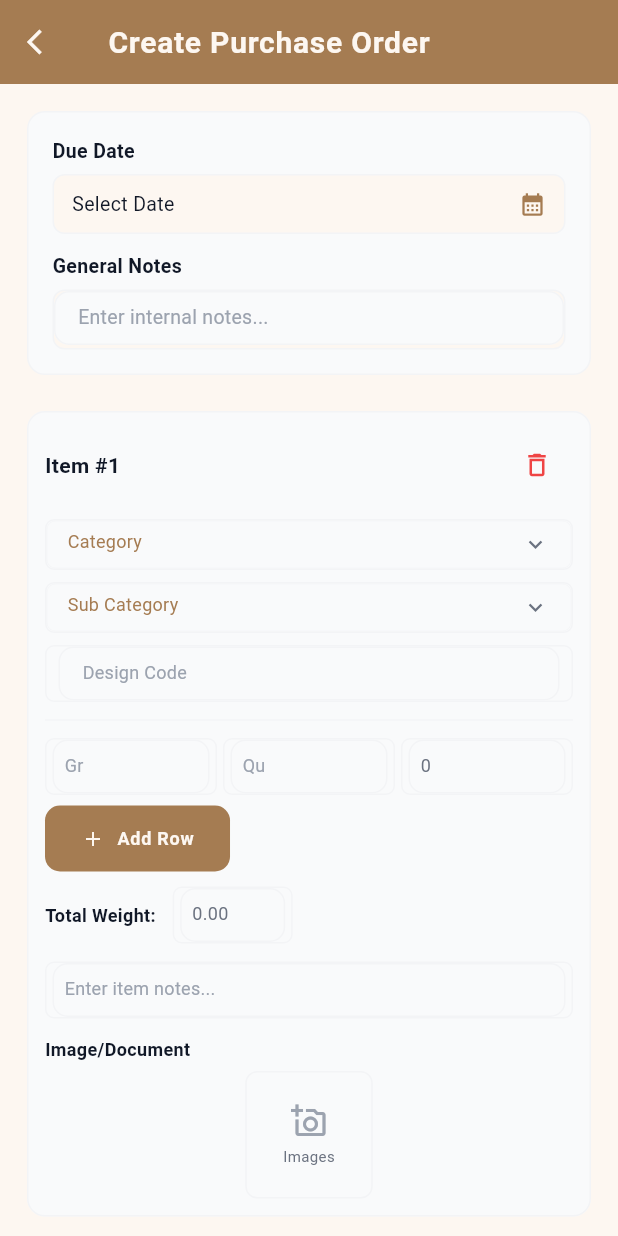
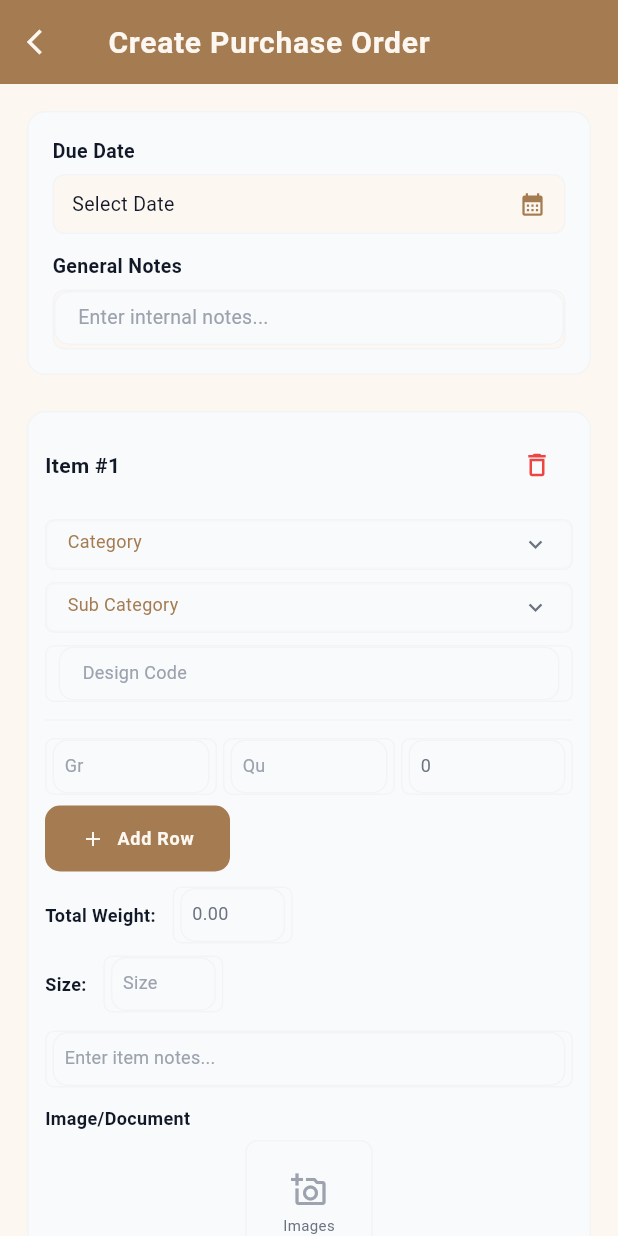
Before and after one commit to lasirene-61sgn/arihanth-flutter, a Flutter app: the PurchaseOrderForm screen opened by its route, on a phone screen of 412 x 824 dp. Run offline on Flutter 3.47's test engine with Material 3 defaults, Android fonts, the phone set to English and light mode, and no system bars; our stand-ins replace connectivity_plus, dio, file_picker, firebase_core, firebase_messaging, flutter_local_notifications and 6 more; missing offline and left inert: android_intent_plus, dart:html, google_mlkit_text_recognition, in_app_update, internet_file, pdfx; accounts and stored records are empty; network calls fail.

Commit message:
app purchase order screens share fields size,item note,po number added together.

```diff
--- a/lib/screens/purchase_order/model/purchase_orders_model.dart
+++ b/lib/screens/purchase_order/model/purchase_orders_model.dart
@@ -12,6 +12,7 @@ class PurchaseOrder {
   final String? createdAt;
   final String? updatedAt;
   final String? totalWeight;
+  final String? size;
   final List<PurchaseItem>? items;
   final List<dynamic>? rejectedItems;
   final List<SimplePurchaseItem>? itemsWithImageUrls;
@@ -59,6 +60,7 @@ class PurchaseOrder {
     this.createdAt,
     this.updatedAt,
     this.totalWeight,
+    this.size,
     this.items,
     this.rejectedItems,
     this.itemsWithImageUrls,
@@ -95,6 +97,7 @@ class PurchaseOrder {
       createdAt: json['created_at']?.toString(),
       updatedAt: json['updated_at']?.toString(),
       totalWeight: weightStr,
+      size: json['size']?.toString(),
       items: parsedItems,
       rejectedItems: json['rejected_items'] != null && json['rejected_items'] is List
           ? List<dynamic>.from(json['rejected_items'])
@@ -114,7 +117,7 @@ class PurchaseOrder {
   Map<String, dynamic> toJson() {
     return {
       'due_date': dueDate,
-      'note': notes,
+      'notes': notes,
       'items': items?.map((x) => x.toJson()).toList(),
     };
   }
@@ -134,6 +137,7 @@ class PurchaseOrder {
     List<SimplePurchaseItem>? itemsWithImageUrls,
     List<dynamic>? rejectedItemsWithImageUrls,
     num? totalWeight,
+    String? size,
   }) {
     return PurchaseOrder(
       id: id ?? this.id,
@@ -152,6 +156,7 @@ class PurchaseOrder {
       totalWeight: totalWeight != null
           ? totalWeight.toString()
           : this.totalWeight,
+      size: size ?? this.size,
     );
   }
 }
@@ -174,6 +179,7 @@ class PurchaseItem {
   final String? designCode;   // Captures 'design_code'
   final String? categoryName;
   final String? subcategoryName;
+  final String? size;
 
   // Backward compatibility getters for UI
   int? get sNo => int.tryParse(productId ?? '0');
@@ -193,14 +199,14 @@ class PurchaseItem {
   num? get totalWeight => total;
   String? get notes => itemNotes;
 
-  // Robust image getter
+
   String? get imageUrl {
     if (directImageUrl != null && directImageUrl!.isNotEmpty) return directImageUrl;
     if (designData?.imageUrl != null) return designData!.imageUrl;
     if (product?.images != null && product!.images!.isNotEmpty) {
       return product!.images!.first.imageUrl;
     }
-    // Fallback to the 'image' field if it's a full URL
+
     if (image != null && (image!.startsWith('http') || image!.startsWith('https'))) {
       return image;
     }
@@ -225,6 +231,7 @@ class PurchaseItem {
     this.designCode,
     this.categoryName,
     this.subcategoryName,
+    this.size,
   });
 
   factory PurchaseItem.fromJson(Map<String, dynamic> json) {
@@ -242,7 +249,7 @@ class PurchaseItem {
       productId: json['product_id']?.toString(),
       category: json['category']?.toString(),
       subcategory: json['subcategory']?.toString(),
-      itemNotes: json['notes']?.toString(), // FIX: 'notes' instead of 'item_notes'
+      itemNotes: json['item_notes']?.toString(), // FIX: 'notes' instead of 'item_notes'
       grams: json['grams'] != null ? List<String>.from(json['grams'].map((x) => x.toString())) : null,
       quantity: json['quantity'] != null ? List<String>.from(json['quantity'].map((x) => x.toString())) : null,
       total: json['total'] is String ? num.tryParse(json['total']) : json['total'],
@@ -260,6 +267,7 @@ class PurchaseItem {
       designCode: json['design_code']?.toString(),
       categoryName: json['category_name']?.toString(),
       subcategoryName: json['subcategory_name']?.toString(),
+      size: json['item_size']?.toString(),
     );
   }
 
@@ -268,11 +276,12 @@ class PurchaseItem {
       'product_id': (productId == null || productId!.isEmpty) ? null : productId,
       'category': categoryName ?? category,
       'subcategory': subcategoryName ?? subcategory,
-      'notes': itemNotes,
+      'item_notes': itemNotes,
       'grams': grams,
       'quantity': quantity,
       'total_weight': total,
       'design_code': designText.isNotEmpty ? designText : null,
+      'item_size': size,
     };
   }
 }
@@ -291,6 +300,7 @@ class SimplePurchaseItem {
   final String? image;
   final String? status;
   final String? imageUrl;
+  final String? size;
 
   SimplePurchaseItem({
     this.productId,
@@ -305,6 +315,7 @@ class SimplePurchaseItem {
     this.image,
     this.status,
     this.imageUrl,
+    this.size,
   });
 
   factory SimplePurchaseItem.fromJson(Map<String, dynamic> json) {
@@ -312,7 +323,7 @@ class SimplePurchaseItem {
       productId: json['product_id']?.toString(),
       category: json['category']?.toString(),
       subcategory: json['subcategory']?.toString(),
-      itemNotes: json['notes']?.toString(), // FIX: 'notes' instead of 'item_notes'
+      itemNotes: json['item_notes']?.toString(), // FIX: 'notes' instead of 'item_notes'
       grams: json['grams'] != null ? List<String>.from(json['grams'].map((x) => x.toString())) : null,
       quantity: json['quantity'] != null ? List<String>.from(json['quantity'].map((x) => x.toString())) : null,
       totalWeight: json['total_weight']?.toString(),
@@ -321,6 +332,7 @@ class SimplePurchaseItem {
       image: json['image']?.toString(),
       status: json['status']?.toString(),
       imageUrl: json['image_url']?.toString(),
+      size: json['item_size']?.toString(),
     );
   }
 
@@ -338,6 +350,7 @@ class SimplePurchaseItem {
       'image': image,
       'status': status,
       'image_url': imageUrl,
+      'item_size': size,
     };
   }
 }
--- a/lib/screens/purchase_order/ui/purchase_details_screen.dart
+++ b/lib/screens/purchase_order/ui/purchase_details_screen.dart
@@ -143,6 +143,7 @@ class _PurchaseOrderDetailScreenState
                     _buildInfoRow("Customer BP", order.bpCode),
                   _buildInfoRow("Order Date", _formatDate(order.orderDate)),
                   _buildInfoRow("Total Weight", order.totalWeight),
+                  _buildInfoRow("Size", order.size),
                   _buildInfoRow("Due Date", _formatDate(order.dueDate)),
                   _buildInfoRow("Notes", order.note),
 
@@ -280,15 +281,13 @@ class _PurchaseOrderDetailScreenState
                                                             bpCode: restricted
                                                                 ? null
                                                                 : order.bpCode,
-                                                            productCode: restricted
-                                                                ? null
-                                                                : order.orderNumber,
+                                                            productCode: order.orderNumber,
                                                             category: item.subCategory,
                                                             weight: item.totalWeight
                                                                 ?.toString(),
-                                                            narration: restricted
-                                                                ? null
-                                                                : item.notes,
+                                                            size: item.size,
+                                                            narration: item.notes,
+                                                            orderNote: order.note,
                                                             dueDate: sharedDueDate,
                                                             orderDate: sharedOrderDate,
                                                             gramsDetail:
@@ -485,6 +484,7 @@ class _PurchaseOrderDetailScreenState
                                           ],
 
                                         _buildItemDetail("Notes", item.notes),
+                                        _buildItemDetail("Size", item.size),
                                         if (item.status == "rejected")
                                           Padding(
                                             padding: const EdgeInsets.only(top: 4),
--- a/lib/screens/purchase_order/ui/purchase_order_form.dart
+++ b/lib/screens/purchase_order/ui/purchase_order_form.dart
@@ -66,6 +66,7 @@ class _PurchaseOrderFormState extends ConsumerState<PurchaseOrderForm> {
     }
     (item['totalWeightCtrl'] as TextEditingController).dispose();
     (item['notesCtrl'] as TextEditingController).dispose();
+    (item['sizeCtrl'] as TextEditingController).dispose();
     if (item['designCtrl'] is TextEditingController) {
       (item['designCtrl'] as TextEditingController).dispose();
     }
@@ -394,6 +395,11 @@ class _PurchaseOrderFormState extends ConsumerState<PurchaseOrderForm> {
             // IMPORTANT: use productData.id (the integer) instead of productCode
             item['productId'] = productData.id;
 
+            // Auto fill size
+            if (item['sizeCtrl'] is TextEditingController) {
+              (item['sizeCtrl'] as TextEditingController).text = productData.size ?? '';
+            }
+
             ref.read(productListProvider.notifier).fetchSubCategories(
               url: "api/common/products/subcategories/?category_id=${productData.productCategoryId}",
             ).then((list) async {
@@ -535,6 +541,7 @@ class _PurchaseOrderFormState extends ConsumerState<PurchaseOrderForm> {
             'designCtrl': TextEditingController(text: poItem.designText),
             'notesCtrl': TextEditingController(text: poItem.itemNotes ?? ''),
             'totalWeightCtrl': TextEditingController(text: poItem.total?.toString() ?? '0.00'),
+            'sizeCtrl': TextEditingController(text: poItem.size ?? ''),
             'subItems': [],
             'selectedFiles': <PlatformFile>[],
             'serverImage': poItem.imageUrl,
@@ -615,6 +622,7 @@ class _PurchaseOrderFormState extends ConsumerState<PurchaseOrderForm> {
         ],
         'totalWeightCtrl': TextEditingController(text: '0.00'),
         'notesCtrl': TextEditingController(),
+        'sizeCtrl': TextEditingController(),
         'selectedFiles': <PlatformFile>[],
       });
     });
@@ -703,6 +711,7 @@ class _PurchaseOrderFormState extends ConsumerState<PurchaseOrderForm> {
           quantity: quantityList,
           total: totalWeight,
           designCode: (item['designCtrl'] as TextEditingController).text,
+          size: (item['sizeCtrl'] as TextEditingController).text,
         );
       }).toList(),
     );
--- a/lib/screens/purchase_order/ui/widgets/po_item_card.dart
+++ b/lib/screens/purchase_order/ui/widgets/po_item_card.dart
@@ -123,6 +123,10 @@ class POItemRow extends StatelessWidget {
           SizedBox(width: 80, child: _smallTextField(controller: itemData['totalWeightCtrl'], hint: 'Total', readOnly: true)),
           const SizedBox(width: colSpacing),
 
+          // Size Field
+          SizedBox(width: 80, child: _smallTextField(controller: itemData['sizeCtrl'], hint: 'Size')),
+          const SizedBox(width: colSpacing),
+
           // Notes Field
           Expanded(child: _smallTextField(controller: itemData['notesCtrl'], hint: 'Item notes...')),
           const SizedBox(width: colSpacing),
@@ -216,12 +220,21 @@ class POItemRow extends StatelessWidget {
             ),
 
             const SizedBox(height: 8),
-            // Total Weight (Mobile)
             Row(
               children: [
                 const Text("Total Weight: ", style: TextStyle(fontSize: 12, fontWeight: FontWeight.w600, color: AppColor.textPrimary)),
                 const SizedBox(width: 8),
                 SizedBox(width: 80, child: _smallTextField(controller: itemData['totalWeightCtrl'], hint: '0.00', readOnly: true)),
+              ],
+            ),
+            const SizedBox(height: 8),
+
+            // Size (Mobile)
+            Row(
+              children: [
+                const Text("Size: ", style: TextStyle(fontSize: 12, fontWeight: FontWeight.w600, color: AppColor.textPrimary)),
+                const SizedBox(width: 8),
+                SizedBox(width: 80, child: _smallTextField(controller: itemData['sizeCtrl'], hint: 'Size')),
               ],
             ),
             const SizedBox(height: 12),
--- a/pubspec.yaml
+++ b/pubspec.yaml
@@ -18,7 +18,7 @@ dependencies:
   flutter_localizations:
     sdk: flutter
   cached_network_image: 3.4.1
-  file_picker: ^5.0.0
+  file_picker: ^11.0.2
   flutter_riverpod:
   get:
   connectivity_plus:
@@ -31,7 +31,7 @@ dependencies:
   intl: ^0.20.2
   pdfx: ^2.5.0          # Used to render the PDF page to an image
   internet_file: ^1.2.0
-  # google_mlkit_text_recognition: ^0.15.1
+  google_mlkit_text_recognition:
   firebase_core:
   firebase_messaging:
   flutter_local_notifications:
```
Also changed, not shown: lib/screens/purchase_order/ui/purchase_order_screen.dart (+8 -4 lines), lib/screens/purchase_order/ui/widgets/purchase_order_card.dart (+13 -3 lines), lib/services/pdf/pdf_redaction_service.dart (+7 -7 lines), lib/services/widget/reusable_share_card.dart (+12 -6 lines), pubspec.lock, 3 other files.
